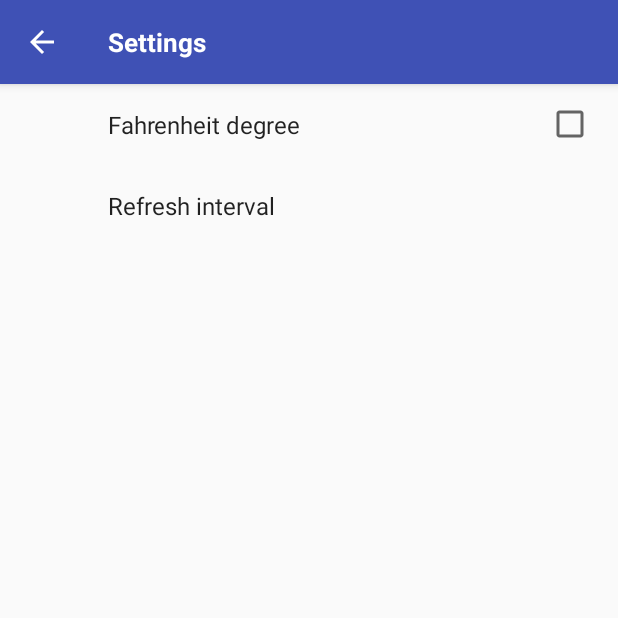
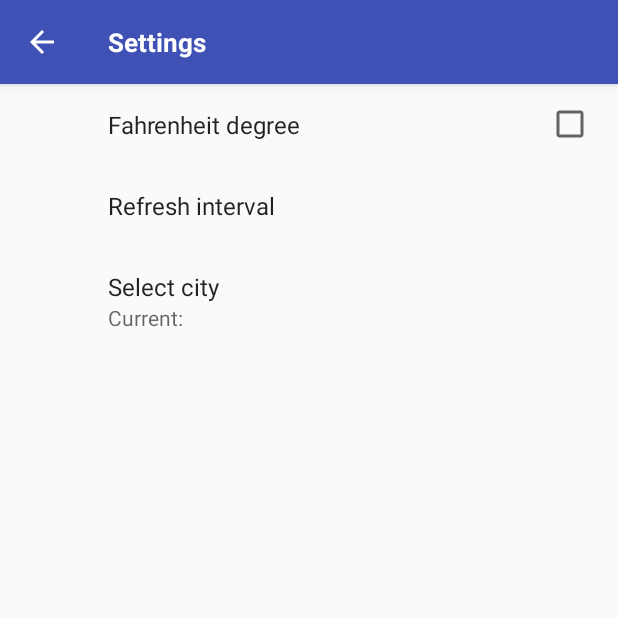
Before and after one commit to daniel-kashin/yandex-mobilization-task-1, an Android app: the screen it shows after launch (MainDrawerActivity), in the side drawer, after a tap on "Settings", on a phone screen of 412 x 824 dp, the top half of it. Run offline under Robolectric (Android 15) with nearby library versions, the phone set to English and light mode, and no system bars; our stand-ins replace Dagger/Hilt's generated code, androidx.preference; libraries missing offline, so code that uses them is left out: com.evernote.android, com.pushtorefresh.storio; 3 statements that could not run were skipped.

Commit message:
Added Google API Places. Added city selector in settings.

```diff
--- a/app/build.gradle
+++ b/app/build.gradle
@@ -35,6 +35,7 @@ android {
     }
     buildTypes.each {
         it.buildConfigField 'String', 'WEATHER_API_KEY', keystoreProperties['WeatherApiKey'];
+        it.buildConfigField 'String', 'PLACES_API_KEY', keystoreProperties['PlacesApiKey'];
         it.buildConfigField 'String', 'WEATHER_DATABASE_NAME', keystoreProperties['WeatherDatabaseName'];
         it.buildConfigField 'Integer', 'WEATHER_DATABASE_BUILD_NUMBER', keystoreProperties['WeatherDatabaseBuildNumber'];
     }
@@ -66,4 +67,8 @@ dependencies {
     compile 'com.evernote:android-job:1.1.11'
     // junit
     testCompile 'junit:junit:4.12'
+    //rx
+
+    //google-services
+    compile 'com.google.android.gms:play-services-places:11.0.2'
 }
--- a/app/src/main/AndroidManifest.xml
+++ b/app/src/main/AndroidManifest.xml
@@ -26,6 +26,9 @@
 
         <service android:name=".data.services.refresh.RefreshDatabaseService"
                  android:exported="false"/>
+        <meta-data
+            android:name="com.google.android.geo.API_KEY"
+            android:value="AIzaSyBzDkLTrfLpD5tr0eRy8CPUTRis_6b-q0Y"/>
     </application>
 
 </manifest>
--- a/app/src/main/java/com/danielkashin/yandexweatherapp/data/data_services/weather/remote/OpenWeatherMapService.java
+++ b/app/src/main/java/com/danielkashin/yandexweatherapp/data/data_services/weather/remote/OpenWeatherMapService.java
@@ -21,7 +21,7 @@ import retrofit2.Retrofit;
 
 
 public class OpenWeatherMapService extends BaseRemoteService<OpenWeatherMapContract>
-    implements RemoteWeatherService {
+    implements  RemoteWeatherService {
 
   private OpenWeatherMapService(String apiKey, OkHttpClient okHttpClient) {
     super(Endpoints.OPEN_WEATHER_MAP_BASE_URL, apiKey, okHttpClient);
--- a/app/src/main/java/com/danielkashin/yandexweatherapp/di/module/WeatherModule.java
+++ b/app/src/main/java/com/danielkashin/yandexweatherapp/di/module/WeatherModule.java
@@ -5,19 +5,18 @@ import com.danielkashin.yandexweatherapp.data.data_services.weather.local.SQLite
 import com.danielkashin.yandexweatherapp.data.data_services.weather.remote.OpenWeatherMapService;
 import com.danielkashin.yandexweatherapp.data.data_services.weather.remote.RemoteWeatherService;
 import com.danielkashin.yandexweatherapp.data.managers.NetworkManager;
+import com.danielkashin.yandexweatherapp.data.repository.WeatherRepository;
 import com.danielkashin.yandexweatherapp.data.repository.WeatherRepositoryImplementation;
-import com.danielkashin.yandexweatherapp.data.repository.WeatherRepository;
 import com.danielkashin.yandexweatherapp.data.resources.WeatherConverter;
 import com.danielkashin.yandexweatherapp.di.qualifiers.ApiKey;
 import com.danielkashin.yandexweatherapp.di.scopes.WeatherScope;
 import com.danielkashin.yandexweatherapp.domain.use_cases.GetWeatherUseCase;
 import com.danielkashin.yandexweatherapp.domain.use_cases.RefreshWeatherUseCase;
+import com.danielkashin.yandexweatherapp.domain.use_cases.SelectCityUseCase;
 import com.danielkashin.yandexweatherapp.presentation.presenter.base.PresenterFactory;
 import com.danielkashin.yandexweatherapp.presentation.presenter.weather.WeatherPresenter;
 import com.danielkashin.yandexweatherapp.presentation.view.weather.WeatherView;
 import com.pushtorefresh.storio.sqlite.StorIOSQLite;
-
-import javax.inject.Singleton;
 
 import dagger.Module;
 import dagger.Provides;
@@ -61,6 +60,11 @@ public class WeatherModule {
     return new RefreshWeatherUseCase(weatherRepository);
   }
 
+  @Provides
+  @WeatherScope
+  public SelectCityUseCase provideSelectCityUseCase(WeatherRepository weatherRepository) {
+    return new SelectCityUseCase(weatherRepository);
+  }
 
   @Provides
   @WeatherScope
--- a/app/src/main/java/com/danielkashin/yandexweatherapp/presentation/presenter/weather/WeatherPresenter.java
+++ b/app/src/main/java/com/danielkashin/yandexweatherapp/presentation/presenter/weather/WeatherPresenter.java
@@ -40,7 +40,6 @@ public class WeatherPresenter extends BasePresenter<WeatherView>
 
   @Override
   protected void onViewDetached() {
-
   }
 
   @Override
--- a/app/src/main/java/com/danielkashin/yandexweatherapp/presentation/view/application/YandexWeatherApp.java
+++ b/app/src/main/java/com/danielkashin/yandexweatherapp/presentation/view/application/YandexWeatherApp.java
@@ -7,8 +7,6 @@ import com.danielkashin.yandexweatherapp.di.component.ApplicationComponent;
 import com.danielkashin.yandexweatherapp.di.component.DaggerApplicationComponent;
 import com.danielkashin.yandexweatherapp.di.component.WeatherComponent;
 import com.danielkashin.yandexweatherapp.di.module.ApplicationModule;
-import com.danielkashin.yandexweatherapp.di.module.KeystoreModule;
-import com.danielkashin.yandexweatherapp.di.module.NetworkModule;
 import com.danielkashin.yandexweatherapp.di.module.WeatherModule;
 import com.evernote.android.job.JobManager;
 
@@ -16,7 +14,7 @@ import com.evernote.android.job.JobManager;
 public class YandexWeatherApp extends Application {
 
   private ApplicationComponent applicationComponent;
-
+  private WeatherComponent weatherComponent;
 
   @Override
   public void onCreate() {
@@ -35,7 +33,10 @@ public class YandexWeatherApp extends Application {
   }
 
   public WeatherComponent getWeatherComponent() {
-    return getApplicationComponent().plusWeatherComponent(new WeatherModule());
+    if (weatherComponent == null) {
+        weatherComponent = getApplicationComponent().plusWeatherComponent(new WeatherModule());
+    }
+    return weatherComponent;
   }
 
   private ApplicationComponent buildApplicationComponent() {
--- a/app/src/main/java/com/danielkashin/yandexweatherapp/presentation/view/main_drawer/MainDrawerActivity.java
+++ b/app/src/main/java/com/danielkashin/yandexweatherapp/presentation/view/main_drawer/MainDrawerActivity.java
@@ -192,9 +192,8 @@ public class MainDrawerActivity extends AppCompatActivity
       } else if (currentFragment instanceof AboutFragment) {
         navigationView.setCheckedItem(R.id.navigation_about);
       } else {
-        throw new IllegalStateException("Unknown fragment in navigation view");
+        throw new IllegalStateException("Unknown fragment in navigation view");}
       }
-    }
   }
 
   private void setCurrentNavigationIcon() {
--- a/app/src/main/java/com/danielkashin/yandexweatherapp/presentation/view/weather/WeatherFragment.java
+++ b/app/src/main/java/com/danielkashin/yandexweatherapp/presentation/view/weather/WeatherFragment.java
@@ -93,8 +93,7 @@ public class WeatherFragment extends PresenterFragment<WeatherPresenter, Weather
     String humidity = getString(R.string.humidity);
     String pressure = getString(R.string.pressure);
     String cloudiness = getString(R.string.cloudiness);
-
-    textCityName.setText(getString(R.string.moscow) + " (" + getString(R.string.updated) +" "
+    textCityName.setText(weather.cityName + " (" + getString(R.string.updated) +" "
         + weather.date + ")");
     textDescription.setText(weather.conditionDescription);
     textMainTemperature.setText("" + weather.mainTemperature + degree);
--- a/app/src/main/res/layout/fragment_weather.xml
+++ b/app/src/main/res/layout/fragment_weather.xml
@@ -15,7 +15,7 @@
             android:layout_height="wrap_content"
             android:layout_centerInParent="true"
             android:padding="6dp"
-            android:text="@string/moscow"
+            android:text="@string/your_city"
             android:textColor="@color/colorPrimary"
             android:textSize="17sp"/>
 
--- a/app/src/main/res/values/strings.xml
+++ b/app/src/main/res/values/strings.xml
@@ -7,10 +7,12 @@
     <string name="main_drawer_weather">Weather</string>
     <string name="main_drawer_settings">Settings</string>
     <string name="main_drawer_about">About</string>
+    <string name="main_drawer_select">Select city</string>
 
     <string name="info">Weather Application. Made by Daniel Kashin as a Homework for project Yandex.Mobilization 2017.</string>
 
     <string name="moscow">Moscow</string>
+    <string name="your_city">Your city</string>
 
     <string name="wind">wind</string>
     <string name="humidity">humidity</string>
@@ -27,10 +29,12 @@
 
     <string name="no_internet_connection">Internet connection is disabled</string>
     <string name="no_data">Internet connection is disabled. Try to turn on the Internet connection and refresh</string>
+    <string name="no_gsm">Google services is not available</string>
 
     <string name="mps">mps</string>
 
     <string name="fahrenheit_degree">Fahrenheit degree</string>
+    <string name="current_city">Current:</string>
 
     <string name="refresh_interval">Refresh interval</string>
 
--- a/app/src/main/res/xml/settings.xml
+++ b/app/src/main/res/xml/settings.xml
@@ -10,4 +10,10 @@
         android:entries="@array/refresh_intervals"
         android:entryValues="@array/refresh_intervals_identifiers"
         android:title="@string/refresh_interval"/>
+
+    <Preference
+        android:key="current_city"
+        android:title="Select city"
+        android:summary="@string/current_city"
+        />
 </PreferenceScreen>
```
Also changed, not shown: app/src/main/java/com/danielkashin/yandexweatherapp/domain/use_cases/SelectCityUseCase.java (added, +14 -0 lines), app/src/main/java/com/danielkashin/yandexweatherapp/presentation/view/settings/SettingsFragment.java (+65 -1 lines), 2 other files.
